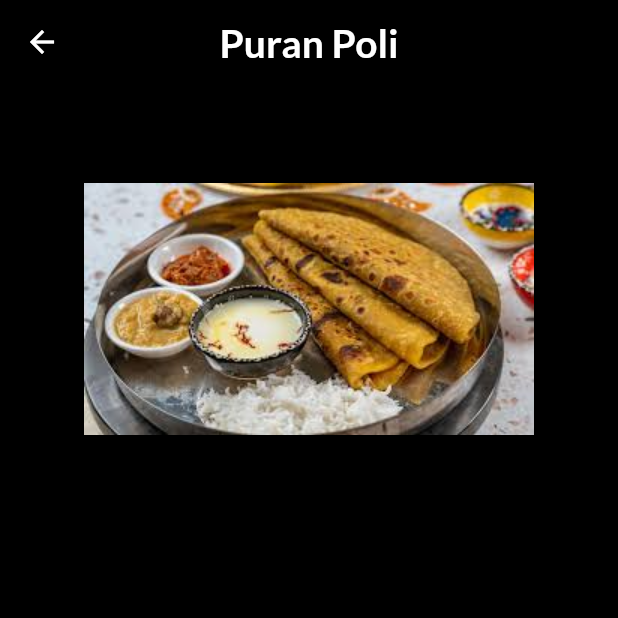
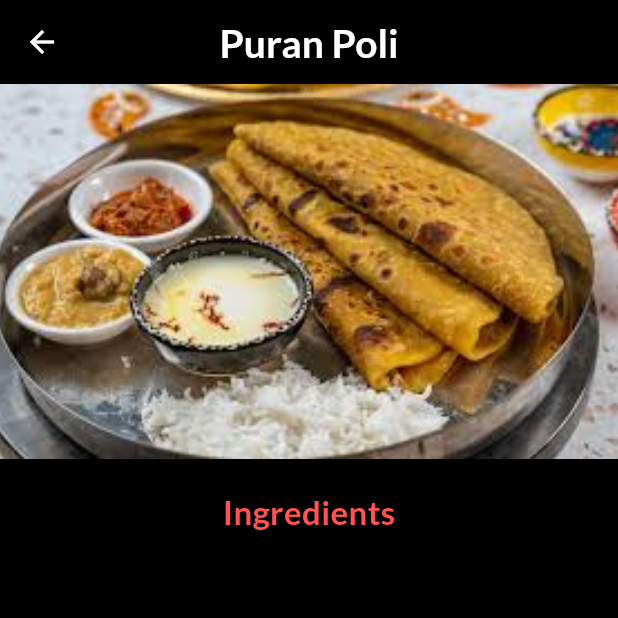
Before and after one commit to AlpitDev26/Meal-App, a Flutter app: the MealsDetailedScreen screen opened directly with sample values from the repository, on a phone screen of 412 x 824 dp, the top half of it. Run offline on Flutter 3.47's test engine with Material 3 defaults, Android fonts, the phone set to English and light mode, and no system bars; our stand-ins replace google_fonts.

Commit message:
Adding details in Meal Detail Screen.

```diff
--- a/lib/screens/meals_detailed_screen.dart
+++ b/lib/screens/meals_detailed_screen.dart
@@ -24,11 +24,21 @@ class MealsDetailedScreen extends StatelessWidget {
       body: Scaffold(
         body: Column(
           children: [
-            Image.asset(meals.imageUrl,
-            width: double.infinity,
-            height: 300,)
+            Image.asset(
+              meals.imageUrl,
+              width: double.infinity,
+              fit: BoxFit.cover,
+              height: 250,
+            ),
+            const SizedBox(height: 20,),
+            const Text("Ingredients",
+            style: TextStyle(
+              fontWeight: FontWeight.bold,
+              color: Colors.redAccent,
+              fontSize: 22
+            ),)
           ],
-        )
+        ),
       ),
     );
   }
```
